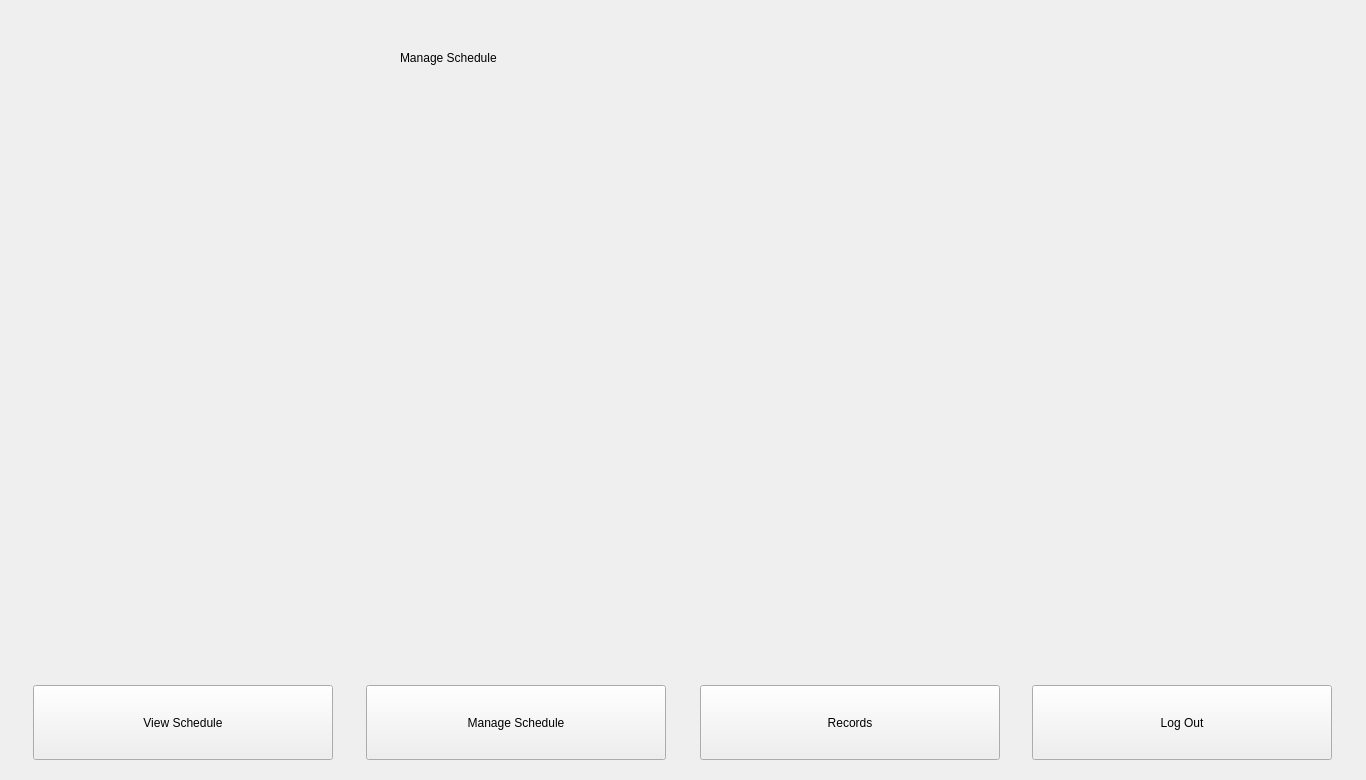
The window that manageSchedule.ui (Abdulalalalalalala/HCI) describes before a commit, drawn with Qt 5.
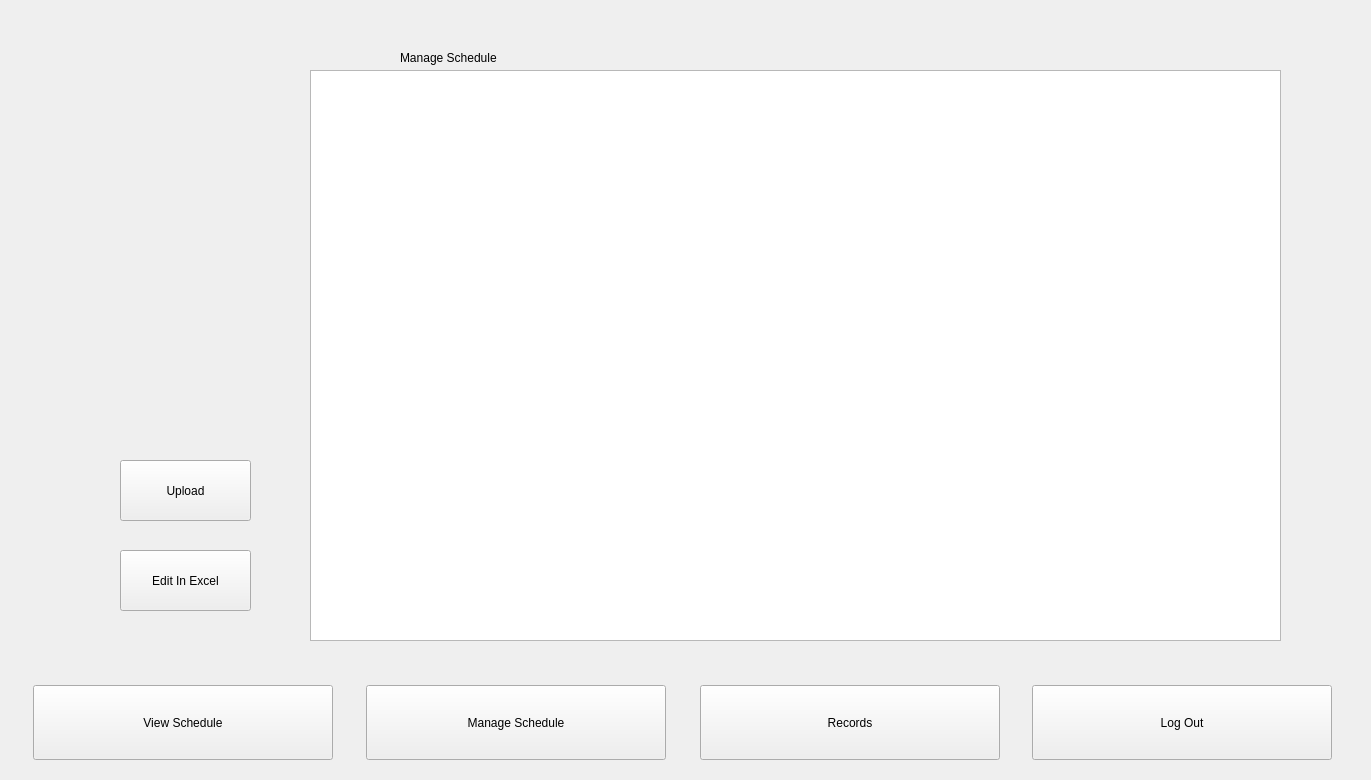
The same window after the commit.

Diff of the .ui file:
```diff
--- a/manageSchedule.ui
+++ b/manageSchedule.ui
@@ -6,7 +6,7 @@
    <rect>
     <x>0</x>
     <y>0</y>
-    <width>1366</width>
+    <width>1371</width>
     <height>780</height>
    </rect>
   </property>
@@ -113,6 +113,42 @@
        <string>Manage Schedule</string>
       </property>
      </widget>
+     <widget class="QTableView" name="tableView">
+      <property name="geometry">
+       <rect>
+        <x>310</x>
+        <y>70</y>
+        <width>971</width>
+        <height>571</height>
+       </rect>
+      </property>
+     </widget>
+     <widget class="QPushButton" name="pushButton_2">
+      <property name="geometry">
+       <rect>
+        <x>120</x>
+        <y>460</y>
+        <width>131</width>
+        <height>61</height>
+       </rect>
+      </property>
+      <property name="text">
+       <string>Upload</string>
+      </property>
+     </widget>
+     <widget class="QPushButton" name="pushButton_3">
+      <property name="geometry">
+       <rect>
+        <x>120</x>
+        <y>550</y>
+        <width>131</width>
+        <height>61</height>
+       </rect>
+      </property>
+      <property name="text">
+       <string>Edit In Excel</string>
+      </property>
+     </widget>
     </widget>
    </widget>
   </widget>
```
